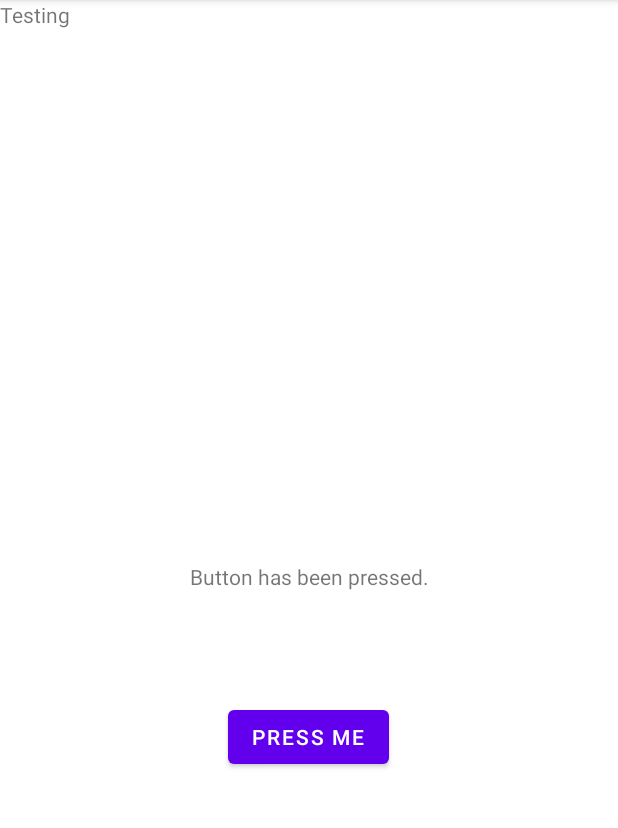
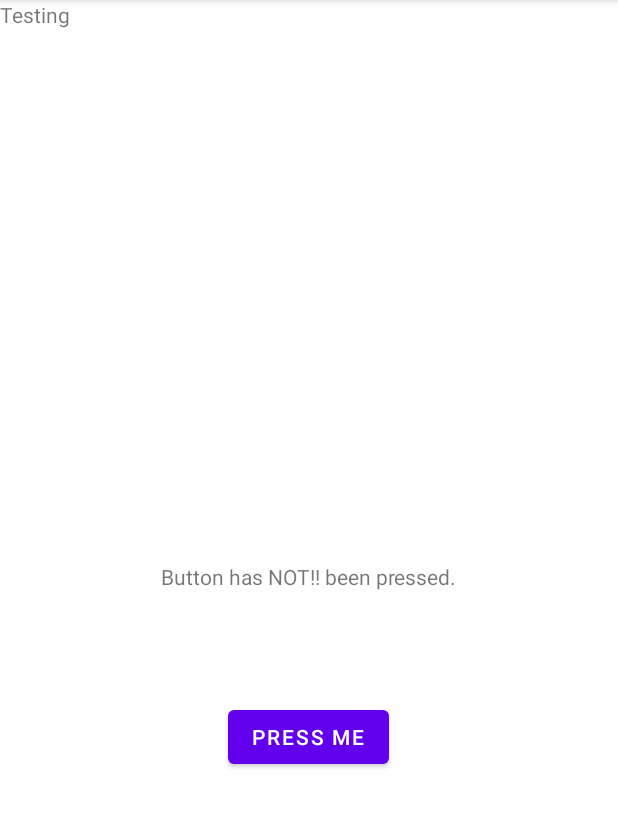
Before and after one commit to atindal/Hopefull_Fixed_Now, an Android app: the screen it shows after launch (MainActivity), after a tap on "PRESS ME", on a phone screen of 412 x 824 dp, the part 84-912 px from its top. Run offline under Robolectric (Android 15) with nearby library versions, the phone set to English and light mode, and no system bars.

Commit message:
Test Change

```diff
--- a/VandalStats/app/src/main/java/com/example/vandalstats/MainActivity.java
+++ b/VandalStats/app/src/main/java/com/example/vandalstats/MainActivity.java
@@ -20,7 +20,7 @@ public class MainActivity extends AppCompatActivity {
         pushButton.setOnClickListener(new View.OnClickListener() {
             @Override
             public void onClick(View v) {
-                hw.setText("Button has been pressed.");
+                hw.setText("Button has NOT!! been pressed.");
             }
         });
     }
```
